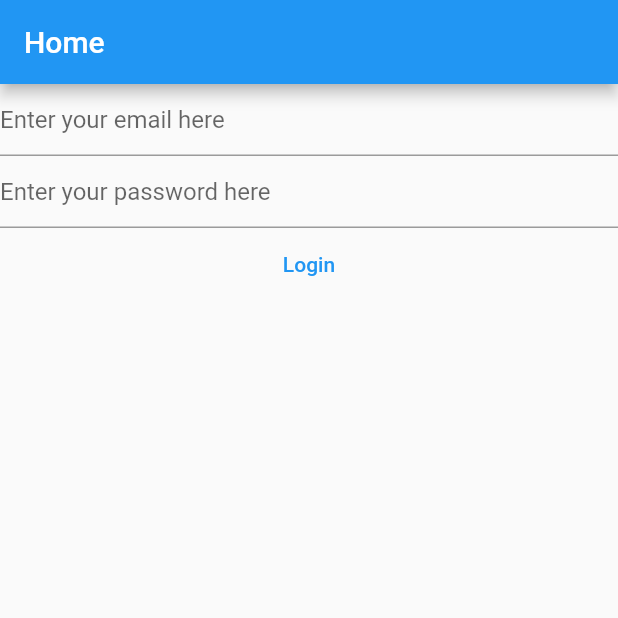
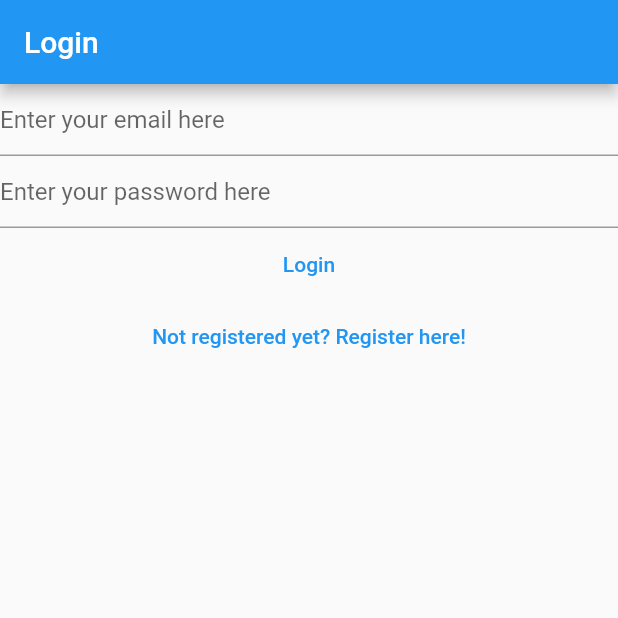
Before and after one commit to aiqmlcom/qnotes, a Flutter app: the screen it shows after launch, on a phone screen of 412 x 824 dp, the top half of it. Run offline on Flutter 3.47's test engine with Material 2 defaults, Android fonts, the phone set to English and light mode, and no system bars; our stand-ins replace firebase_auth, firebase_core; accounts and stored records are empty; generated files the repository leaves out were written again.

Commit message:
Navigating between views

```diff
--- a/lib/main.dart
+++ b/lib/main.dart
@@ -3,6 +3,7 @@ import 'package:firebase_core/firebase_core.dart';
 import 'package:flutter/material.dart';
 import 'package:qnotes/firebase_options.dart';
 import 'package:qnotes/views/login_view.dart';
+import 'package:qnotes/views/register_view.dart';
 
 void main() {
   WidgetsFlutterBinding.ensureInitialized();
@@ -13,6 +14,10 @@ void main() {
         primarySwatch: Colors.blue,
       ),
       home: const HomePage(),
+      routes: {
+        '/login/': (context) => const LoginView(),
+        '/register/': (context) => const RegisterView(),
+      },
     ),
   );
 }
@@ -22,9 +27,7 @@ class HomePage extends StatelessWidget {
 
   @override
   Widget build(BuildContext context) {
-    return Scaffold(
-        appBar: AppBar(title: const Text('Home')),
-        body: FutureBuilder(
+    return FutureBuilder(
       future: Firebase.initializeApp(
           options: DefaultFirebaseOptions.currentPlatform),
       builder: (context, snapshot) {
@@ -43,7 +46,7 @@ class HomePage extends StatelessWidget {
             return const Text('Loading...');
         }
       },
-        ));
+    );
   }
 }
 
@@ -57,7 +60,9 @@ class VerifyEmailView extends StatefulWidget {
 class _VerifyEmailViewState extends State<VerifyEmailView> {
   @override
   Widget build(BuildContext context) {
-    return Column(
+    return Scaffold(
+      appBar: AppBar(title: const Text('Verify Email')),
+      body: Column(
         children: [
           const Text('Please verify your email'),
           TextButton(
@@ -68,6 +73,7 @@ class _VerifyEmailViewState extends State<VerifyEmailView> {
             child: const Text('Send email verification'),
           )
         ],
+      ),
     );
   }
 }
--- a/lib/views/login_view.dart
+++ b/lib/views/login_view.dart
@@ -30,14 +30,17 @@ class _LoginViewState extends State<LoginView> {
 
   @override
   Widget build(BuildContext context) {
-    return Column(
+    return Scaffold(
+      appBar: AppBar(title: const Text('Login')),
+      body: Column(
         children: [
           TextField(
             controller: _email,
             enableSuggestions: false,
             autocorrect: false,
             keyboardType: TextInputType.emailAddress,
-          decoration: const InputDecoration(hintText: 'Enter your email here'),
+            decoration:
+                const InputDecoration(hintText: 'Enter your email here'),
           ),
           TextField(
             controller: _password,
@@ -73,7 +76,14 @@ class _LoginViewState extends State<LoginView> {
                 }
               },
               child: const Text('Login')),
+          TextButton(
+              onPressed: () async {
+                await Navigator.of(context)
+                    .pushNamedAndRemoveUntil('/register/', (route) => false);
+              },
+              child: const Text('Not registered yet? Register here!'))
         ],
+      ),
     );
   }
 }
--- a/lib/views/register_view.dart
+++ b/lib/views/register_view.dart
@@ -86,6 +86,12 @@ class _RegisterViewState extends State<RegisterView> {
                           }
                         },
                         child: const Text('Register')),
+                    TextButton(
+                        onPressed: () async {
+                          await Navigator.of(context).pushNamedAndRemoveUntil(
+                              '/login/', (route) => false);
+                        },
+                        child: const Text('Already registered? Login here!'))
                   ],
                 );
 
```
Lines whose indentation alone changed are shown as unchanged.
